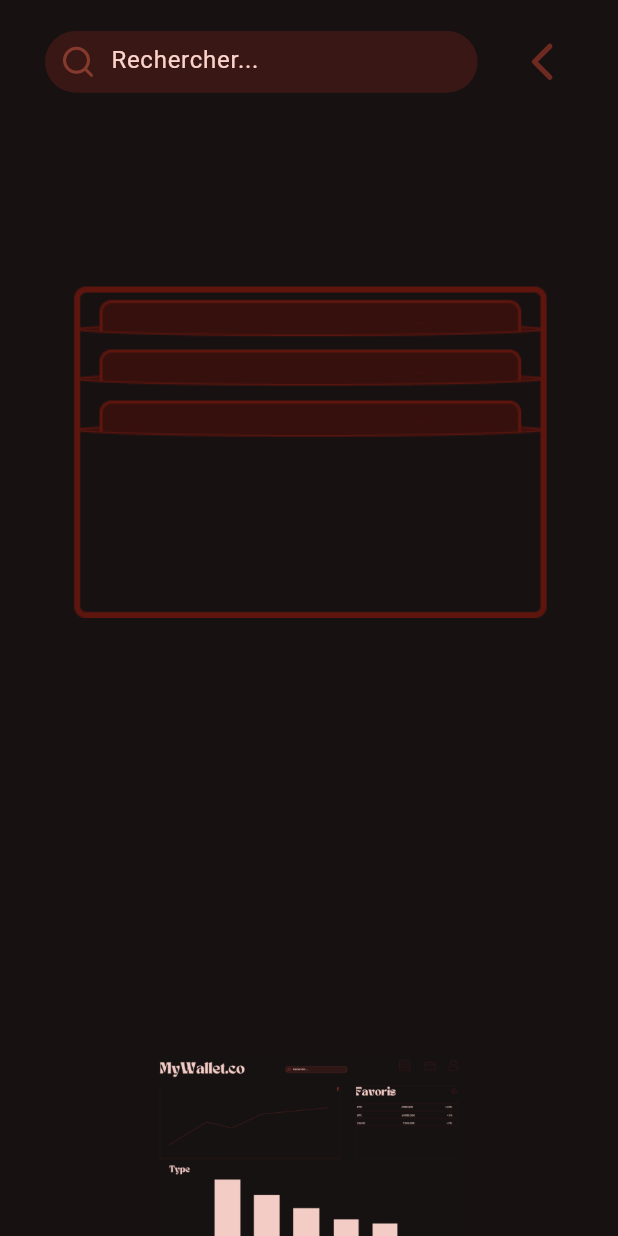
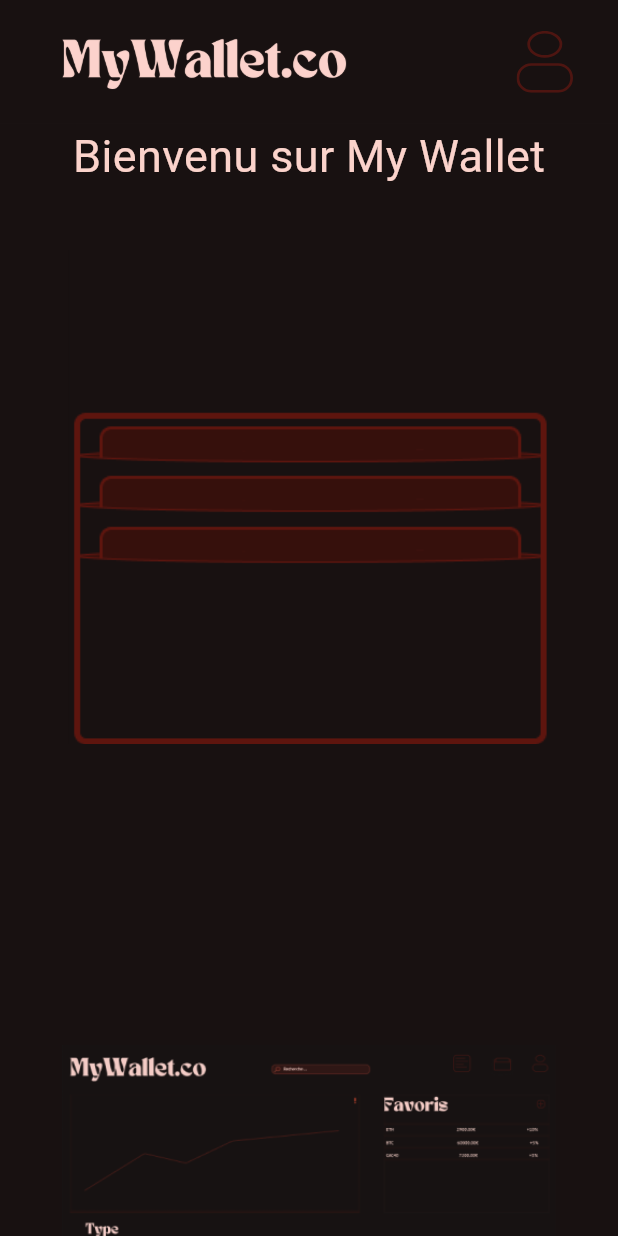
Before and after one commit to Nicolas-Dmb/MyWallet_Front, a Flutter app: the screen it shows after launch, on a phone screen of 412 x 824 dp. Run offline on Flutter 3.47's test engine with Material 3 defaults, Android fonts, the phone set to English and light mode, and no system bars; drawn by our look-alikes of flutter_image_slideshow; our stand-ins replace flutter_svg.

Commit message:
Header et premiere page prete

```diff
--- a/lib/accueil.dart
+++ b/lib/accueil.dart
@@ -12,7 +12,7 @@ class Accueil extends StatelessWidget {
     return Scaffold(
       body: Column(
         children: [
-          Header(isConnect: true),
+          Header(isConnect: false),
           Expanded(
             child: Center(
               child: BodyAccueil(),
@@ -36,8 +36,11 @@ class BodyAccueil extends StatelessWidget {
       child: SingleChildScrollView(
         child : Column(
           children: [
+            Text("Bienvenu sur My Wallet", style: TextStyle(fontSize: MediaQuery.of(context).size.width < 640 ?30:40,color : Color(0xFFFBD3CB)),),
+            SizedBox(height:MediaQuery.of(context).size.height*0.05),
             WalletAnimation(),
             SliderImage(),
+            SizedBox(height:MediaQuery.of(context).size.height*0.05),
           ],
         ),
       ),
@@ -49,12 +52,12 @@ class SliderImage extends StatelessWidget {
   @override
   Widget build(BuildContext context){
     return Container(
-      margin : EdgeInsets.only(top:150),
-      width:  MediaQuery.of(context).size.width*0.5,
+      margin : EdgeInsets.only(top:100),
+      width:  MediaQuery.of(context).size.width*0.8,
       height: MediaQuery.of(context).size.height * 0.5,
       child:ImageSlideshow(
         width: double.infinity,
-        height: MediaQuery.of(context).size.height *0.5,
+        height: MediaQuery.of(context).size.height,
         initialPage:0,
         indicatorColor: Color(0xFFAC4D39),
         indicatorBackgroundColor: Color(0xFF4E1511),
--- a/lib/component/header.dart
+++ b/lib/component/header.dart
@@ -38,7 +38,8 @@ class _HeaderState extends State<Header> {
         child: Row(
           mainAxisAlignment: MainAxisAlignment.spaceBetween,
           children: [
-            if (MediaQuery.of(context).size.width > 550) Image.asset('assets/logo.png'),
+            if (MediaQuery.of(context).size.width > 550 ) Image.asset('assets/logo.png', width : MediaQuery.of(context).size.width*0.2),
+            if (MediaQuery.of(context).size.width < 550 && widget.isConnect==false) Image.asset('assets/logo.png', width : MediaQuery.of(context).size.width*0.5),
             if (widget.isConnect && (MediaQuery.of(context).size.width>670 || button == false)) const SearchBar(),
             Row(
               children: [
@@ -58,7 +59,7 @@ class _HeaderState extends State<Header> {
                   ),
                   ],
                   if (MediaQuery.of(context).size.width>670 || button == true)...[
-                  SizedBox(width: (MediaQuery.of(context).size.width < 670 ? (MediaQuery.of(context).size.width < 450 ? MediaQuery.of(context).size.width/7:50 ) :0 )),
+                  SizedBox(width: (MediaQuery.of(context).size.width < 670 ? (MediaQuery.of(context).size.width < 450 ? MediaQuery.of(context).size.width/8:50 ) :0 )),
                   //SvgPicture.asset('assets/docsLogo.svg',color: const Color(0xFF4E1511),height:MediaQuery.of(context).size.height * 0.05),
                   HoverableSvgButton(
                     svgPath : 'assets/docsLogo.svg',
@@ -71,7 +72,7 @@ class _HeaderState extends State<Header> {
                     isActive : menu == 1,
                     activeColor : const Color(0xFF6E2920),
                   ),
-                  SizedBox(width: (MediaQuery.of(context).size.width < 550 ? (MediaQuery.of(context).size.width < 450 ? MediaQuery.of(context).size.width/7:MediaQuery.of(context).size.width/5 ): 50)),
+                  SizedBox(width: (MediaQuery.of(context).size.width < 550 ? (MediaQuery.of(context).size.width < 450 ? MediaQuery.of(context).size.width/7:MediaQuery.of(context).size.width/6 ): 50)),
                   //SvgPicture.asset('assets/walletlogo.svg',color: const Color(0xFF4E1511),height:MediaQuery.of(context).size.height * 0.05),
                   HoverableSvgButton(
                     svgPath : 'assets/walletlogo.svg',
@@ -84,18 +85,18 @@ class _HeaderState extends State<Header> {
                     isActive : menu == 2,
                     activeColor : const Color(0xFF6E2920),
                   ),
-                  SizedBox(width: (MediaQuery.of(context).size.width < 550 ? (MediaQuery.of(context).size.width < 450 ? MediaQuery.of(context).size.width/7:MediaQuery.of(context).size.width/5 ): 50)),
+                  SizedBox(width: (MediaQuery.of(context).size.width < 550 ? (MediaQuery.of(context).size.width < 450 ? MediaQuery.of(context).size.width/7:MediaQuery.of(context).size.width/6 ): 50)),
                   ],
                 ],
                 //SvgPicture.asset('assets/account.svg',color: const Color(0xFF4E1511),height:MediaQuery.of(context).size.height * 0.05),
-                if (MediaQuery.of(context).size.width>670 || button == true)...[
+                if ( widget.isConnect==false || MediaQuery.of(context).size.width>670 || button == true)...[
                 HoverableSvgButton(
                     svgPath : 'assets/account.svg',
                     color : const Color(0xFF4E1511),
                     hoverColor : const Color(0xFF6E2920),
-                    onClick :  () => setState(() {
+                    onClick : widget.isConnect ? () => setState(() {
                       menu = (menu==3?0:3);
-                    }),
+                    }) : () => navigateTo(context, ''),
                     size : MediaQuery.of(context).size.height * 0.05,
                     isActive : menu == 3,
                     activeColor : const Color(0xFF6E2920),
@@ -113,8 +114,8 @@ class _HeaderState extends State<Header> {
         decoration: BoxDecoration(
           color: const Color(0xFF181111),
           border: Border.all(
-            color: const Color(0xFF181111), // border color
-            width: 0.0, // border width
+            color: const Color(0xFF181111),
+            width: 0.0,
           ),
         ),
         child:SingleChildScrollView(
```
Also changed, not shown: assets/logo.png.
